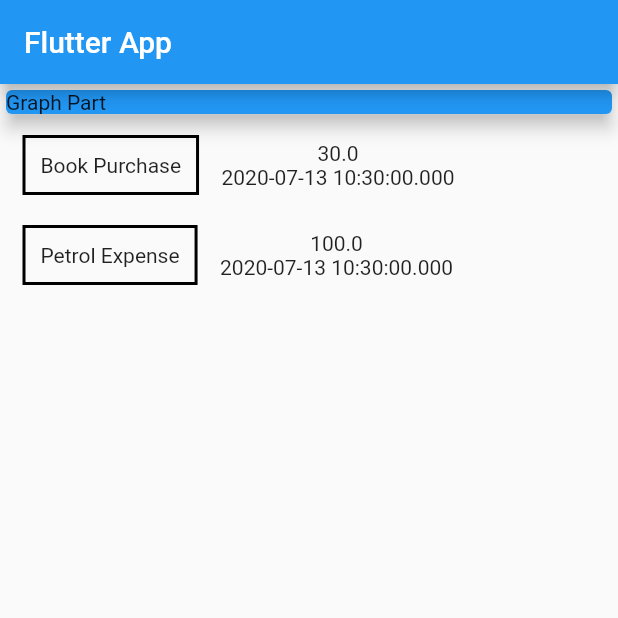
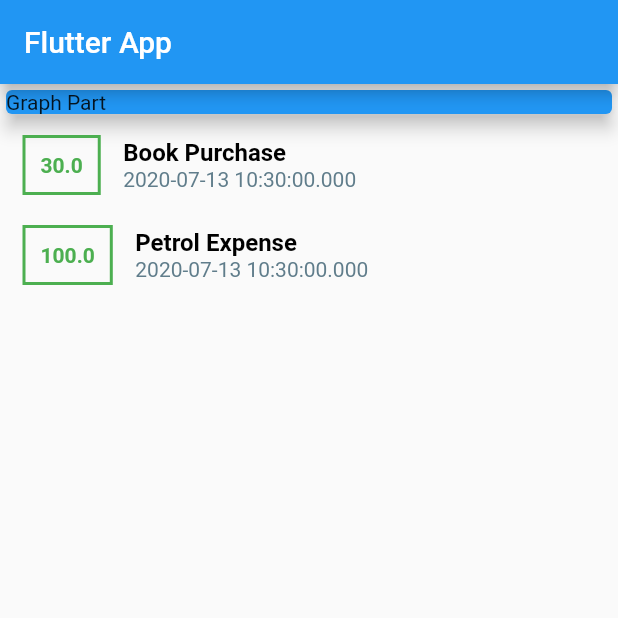
Before and after one commit to dipinkp1993/expenseFinderflutter, a Flutter app: the screen it shows after launch, on a phone screen of 412 x 824 dp, the top half of it. Run offline on Flutter 3.47's test engine with Material 2 defaults, Android fonts, the phone set to English and light mode, and no system bars.

Commit message:
more text style

```diff
--- a/lib/main.dart
+++ b/lib/main.dart
@@ -51,18 +51,28 @@ class MyHomePage extends StatelessWidget {
               return Row(
                 children: <Widget>[
                   Container(
-                    child: Text(tr.title),
+                    child: Text(tr.amount.toString(),
+                        style: TextStyle(
+                            fontWeight: FontWeight.bold, color: Colors.green)),
                     margin: EdgeInsets.symmetric(horizontal: 15, vertical: 10),
                     decoration: BoxDecoration(
-                        border: Border.all(color: Colors.black, width: 2)),
+                        border: Border.all(color: Colors.green, width: 2)),
                     padding: EdgeInsets.all(10),
                   ),
                   Column(
+                    crossAxisAlignment: CrossAxisAlignment.start,
                     children: <Widget>[
                       Text(
-                        tr.amount.toString(),
+                        tr.title,
+                        style: TextStyle(
+                            fontWeight: FontWeight.bold,
+                            fontSize: 16,
+                            color: Colors.black),
                       ),
-                      Text(tr.date.toString())
+                      Text(
+                        tr.date.toString(),
+                        style: TextStyle(color: Colors.blueGrey),
+                      )
                     ],
                   )
                 ],
```
